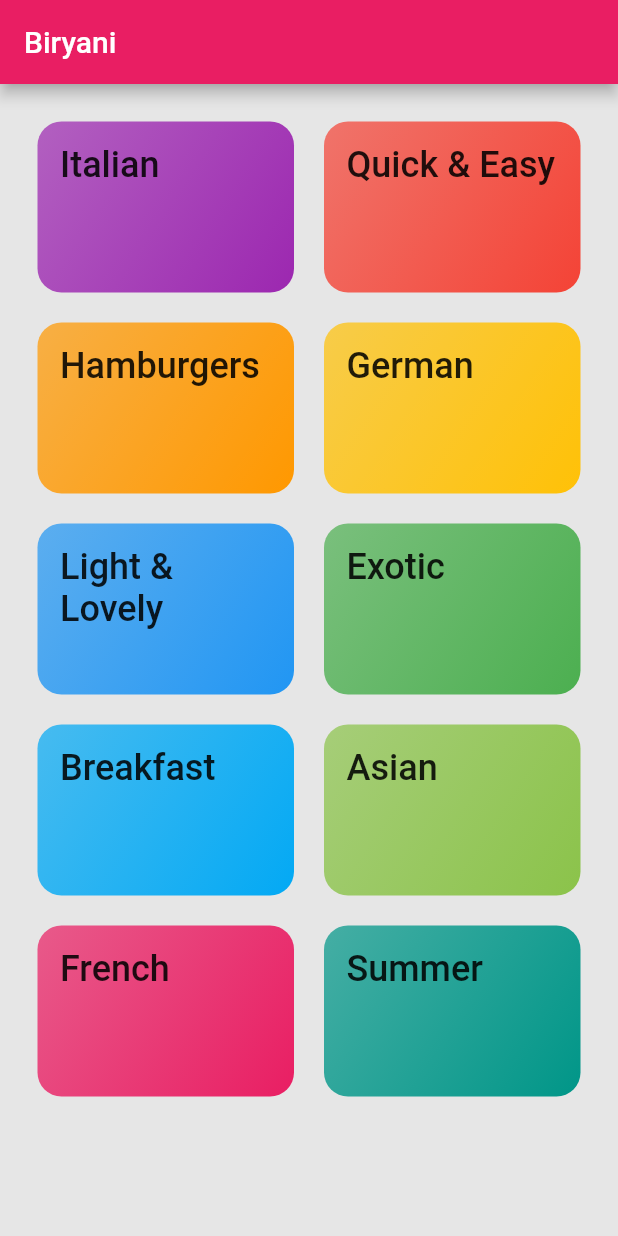
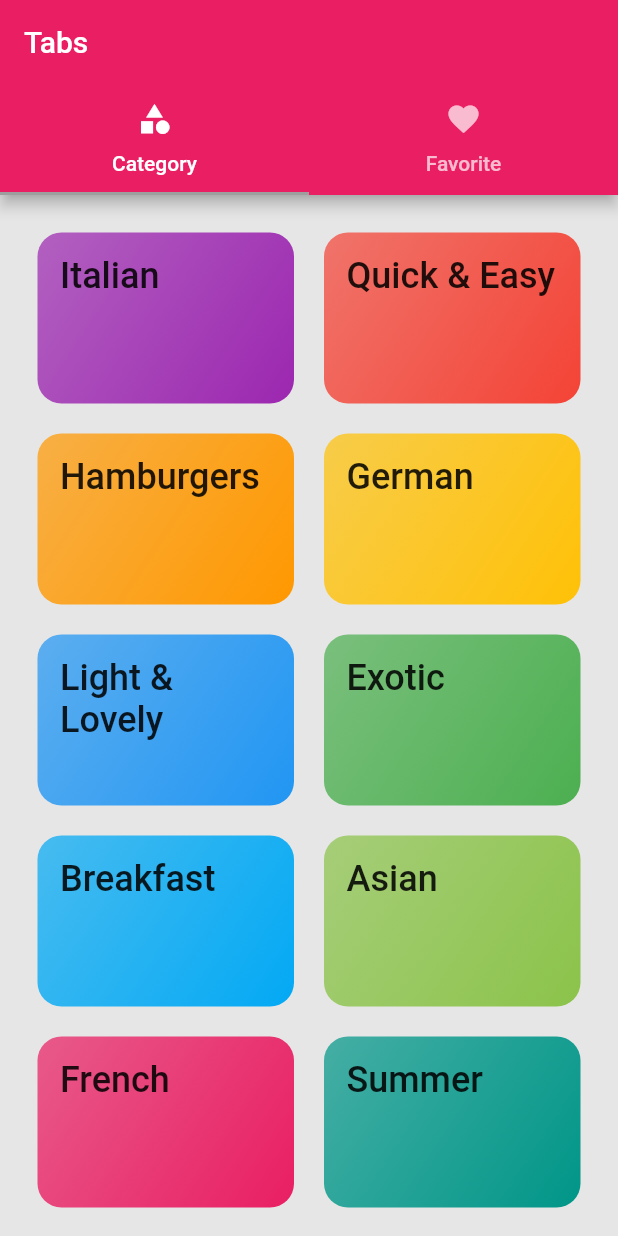
Before and after one commit to iavsm/flutter_meal, a Flutter app: the screen it shows after launch, on a phone screen of 412 x 824 dp. Run offline on Flutter 3.47's test engine with Material 2 defaults, Android fonts, the phone set to English and light mode, and no system bars; Roboto replaces fonts that are missing (Releway, RobotoCondensed).

Commit message:
Tabs Design.

```diff
--- a/lib/main.dart
+++ b/lib/main.dart
@@ -2,6 +2,7 @@ import 'package:flutter/material.dart';
 import 'package:flutter_meal_app/screens/categories_screen.dart';
 import 'package:flutter_meal_app/screens/category_detail_screen.dart';
 import 'package:flutter_meal_app/screens/mail_detail_screen.dart';
+import 'package:flutter_meal_app/screens/tab_bar_screens.dart';
 
 void main() => runApp(MyApp());
 
@@ -24,7 +25,7 @@ class MyApp extends StatelessWidget {
               ),
             ),
       ),
-      home: CategoriesScreen(),
+      home: TabsBarScreens(),
       routes: {
         "category_meal" : (context) => CategoryDetailScreen(),
         MailDetailScreen.routeName : (context) => MailDetailScreen(),
--- a/lib/screens/categories_screen.dart
+++ b/lib/screens/categories_screen.dart
@@ -6,9 +6,9 @@ class CategoriesScreen extends StatelessWidget {
   @override
   Widget build(BuildContext context) {
     return Scaffold(
-        appBar: AppBar(
-          title: const Text("Biryani"),
-        ),
+//        appBar: AppBar(
+//          title: const Text("Biryani"),
+//        ),
         body: GridView(
             padding: EdgeInsets.all(25),
             children: DUMMY_CATEGORIES
--- /dev/null
+++ b/lib/screens/favorite_screen.dart
@@ -0,0 +1,10 @@
+import 'package:flutter/material.dart';
+
+class FavoriteScreens extends StatelessWidget {
+  @override
+  Widget build(BuildContext context) {
+    return Center(
+      child: Text("Favorite"),
+    );
+  }
+}
--- /dev/null
+++ b/lib/screens/tab_bar_screens.dart
@@ -0,0 +1,33 @@
+import 'package:flutter/material.dart';
+import 'package:flutter_meal_app/screens/categories_screen.dart';
+import 'package:flutter_meal_app/screens/category_detail_screen.dart';
+import 'package:flutter_meal_app/screens/favorite_screen.dart';
+
+
+class TabsBarScreens extends StatefulWidget {
+  @override
+  _TabsBarScreensState createState() => _TabsBarScreensState();
+}
+
+class _TabsBarScreensState extends State<TabsBarScreens> {
+  @override
+  Widget build(BuildContext context) {
+    return DefaultTabController(length: 2, child: Scaffold(
+      appBar: AppBar(title: Text("Tabs"),
+      bottom: TabBar(
+        tabs: <Widget>[
+          Tab(icon: Icon(Icons.category),
+          text: "Category",),
+          Tab(icon: Icon(Icons.favorite),
+            text: "Favorite",),
+        ],
+      ),),
+      body: TabBarView(
+        children: <Widget>[
+          CategoriesScreen(),
+          FavoriteScreens(),
+        ],
+      ),
+    ));
+  }
+}
```
